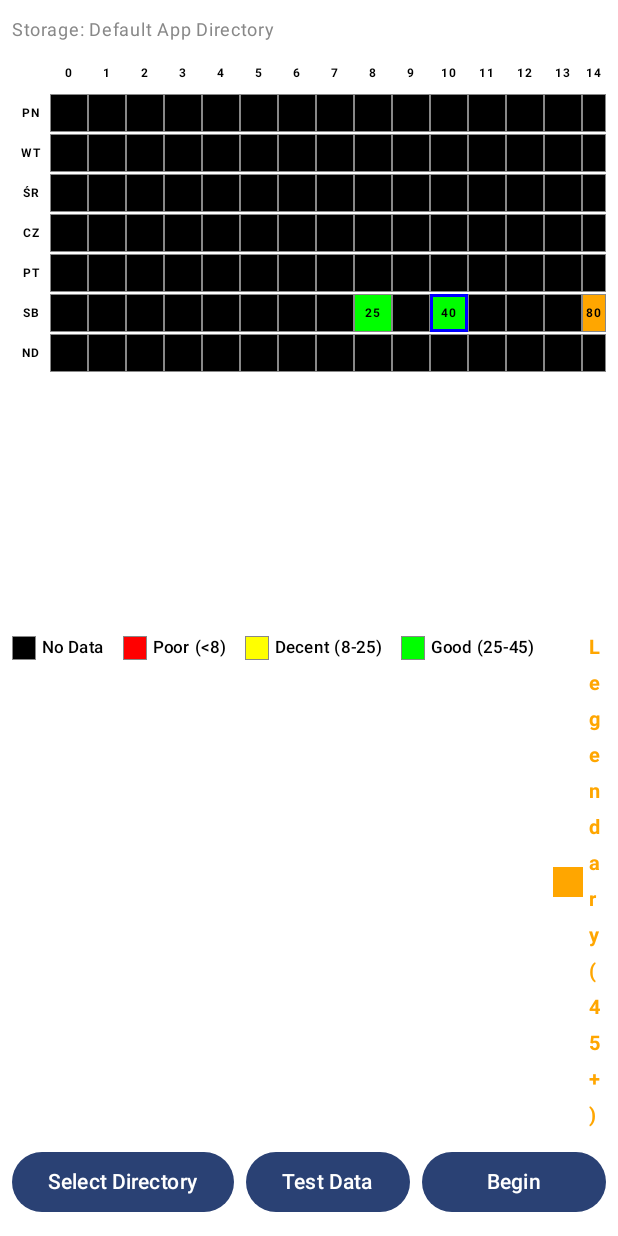
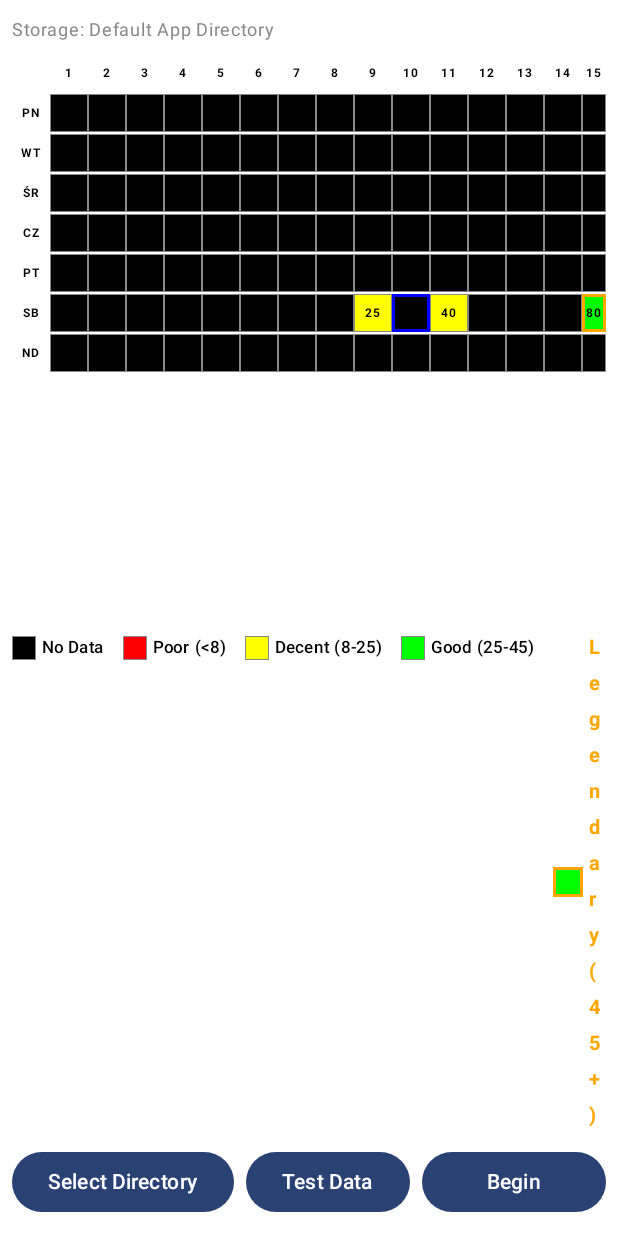
Before and after one commit to titaniummachine1/BoltAssist, an Android app built with Jetpack Compose: the @Preview function DefaultPreview, on a phone screen of 412 x 824 dp. Run offline under Robolectric (Android 15) with nearby library versions, the light colour scheme and no system bars.

Commit message:
app/src/main/java/com/example/boltassist: works decently but needs adjustments

```diff
--- a/app/src/main/java/com/example/boltassist/MainActivity.kt
+++ b/app/src/main/java/com/example/boltassist/MainActivity.kt
@@ -174,7 +174,7 @@ fun MainScreen(
             LegendItem(color = Color.Red, label = "Poor (<8)")
             LegendItem(color = Color.Yellow, label = "Decent (8-25)")
             LegendItem(color = Color.Green, label = "Good (25-45)")
-            LegendItem(color = Color(1f,0.65f,0f), label = "Legendary (45+)", isSpecial = true)
+            LegendItem(color = Color.Green, label = "Legendary (45+)", isSpecial = true)
         }
         Spacer(modifier = Modifier.height(8.dp))
         // Buttons
@@ -212,6 +212,9 @@ fun WeeklyEarningsGrid() {
     val gridData = TripManager.getWeeklyGrid()
     val currentTime = TripManager.getCurrentTime()
 
+    // Highlight the current hour in a 1-24 header (map 0 to 24)
+    val highlightIndex = (currentTime.second - 1 + 24) % 24
+
     LaunchedEffect(trips.size) {
         android.util.Log.d("BoltAssist", "Grid recomposing with ${trips.size} trips")
     }
@@ -236,7 +239,7 @@ fun WeeklyEarningsGrid() {
                     contentAlignment = Alignment.Center
                 ) {
                     Text(
-                        text = "${hour}",
+                        text = "${hour + 1}",
                         fontSize = 8.sp,
                         fontWeight = FontWeight.Bold,
                         color = Color.Black
@@ -268,7 +271,7 @@ fun WeeklyEarningsGrid() {
                 repeat(24) { hour ->
                     SimpleGridCell(
                         earnings = gridData[day][hour],
-                        isCurrentTime = currentTime.first == day && currentTime.second == hour
+                        isCurrentTime = (day == currentTime.first && hour == highlightIndex)
                     )
                 }
             }
@@ -278,19 +281,25 @@ fun WeeklyEarningsGrid() {
 
 @Composable
 fun SimpleGridCell(earnings: Double, isCurrentTime: Boolean) {
-    // Simple color calculation
+    // Categorize cell: legendary shows green with orange border
+    val isLegendary = earnings >= 45.0
     val backgroundColor = when {
         earnings == 0.0 -> Color.Black // No data
-        earnings >= 45.0 -> Color(1f, 0.65f, 0f) // Legendary (45+)
-        earnings >= 25.0 -> Color.Green // Good (25-45)
-        earnings >= 8.0 -> Color.Yellow // Decent (8-25)
-        earnings > 0.0 -> Color.Red // Poor (<8)
-        else -> Color.Black // fallback
+        isLegendary -> Color.Green
+        earnings >= 25.0 -> Color.Yellow // Decent
+        earnings >= 8.0 -> Color.Red // Poor
+        else -> Color(0.5f, 0f, 0f) // Very poor
     }
-
-    // Consistent sizing and borders for all cells
-    val borderColor = if (isCurrentTime) Color.Blue else Color.Gray
-    val borderWidth = if (isCurrentTime) 2.dp else 0.5.dp
+    // Border: orange for legendary, blue for current hour, gray otherwise
+    val borderColor = when {
+        isCurrentTime -> Color.Blue
+        isLegendary -> Color(1f, 0.65f, 0f)
+        else -> Color.Gray
+    }
+    val borderWidth = when {
+        isCurrentTime || isLegendary -> 2.dp
+        else -> 0.5.dp
+    }
     val cellSize = 25.dp // Same size for all cells
 
     Box(
```
Also changed, not shown: app/src/main/java/com/example/boltassist/FloatingWindowService.kt (+8 -14 lines).
